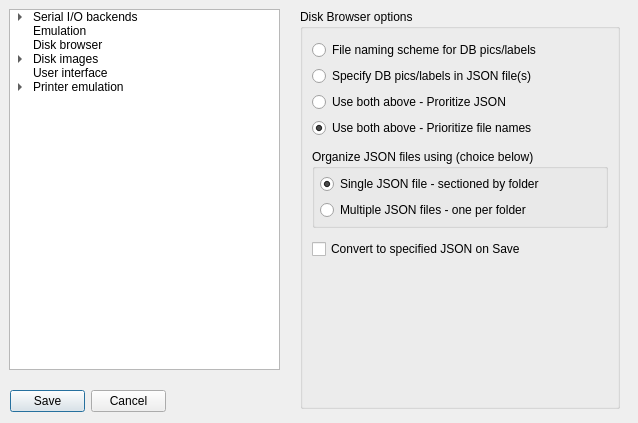
The window that ui/optionsdialog.ui (josch1710/RespeQt) describes before a commit, drawn with Qt 5.
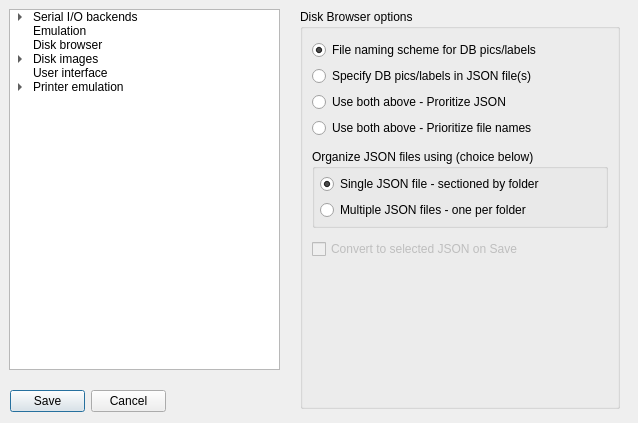
The same window after the commit. Icons and pictures are not drawn.

Commit message:
got JSON working
- added dbJson cpp/h
- started removing the INI version
- lightly tested

Patch:
```diff
--- a/ui/optionsdialog.ui
+++ b/ui/optionsdialog.ui
@@ -952,7 +952,7 @@
            <string>File naming scheme for DB pics/labels</string>
           </property>
           <property name="checked">
-           <bool>false</bool>
+           <bool>true</bool>
           </property>
          </widget>
         </item>
@@ -962,7 +962,7 @@
            <string>Use both above - Prioritize file names</string>
           </property>
           <property name="checked">
-           <bool>true</bool>
+           <bool>false</bool>
           </property>
          </widget>
         </item>
@@ -984,8 +984,11 @@
         </item>
         <item row="10" column="0">
          <widget class="QCheckBox" name="cb_export">
+          <property name="enabled">
+           <bool>false</bool>
+          </property>
           <property name="text">
-           <string>Convert to specified JSON on Save</string>
+           <string>Convert to selected JSON on Save</string>
           </property>
          </widget>
         </item>
```
The commit also changes 15 other files.
